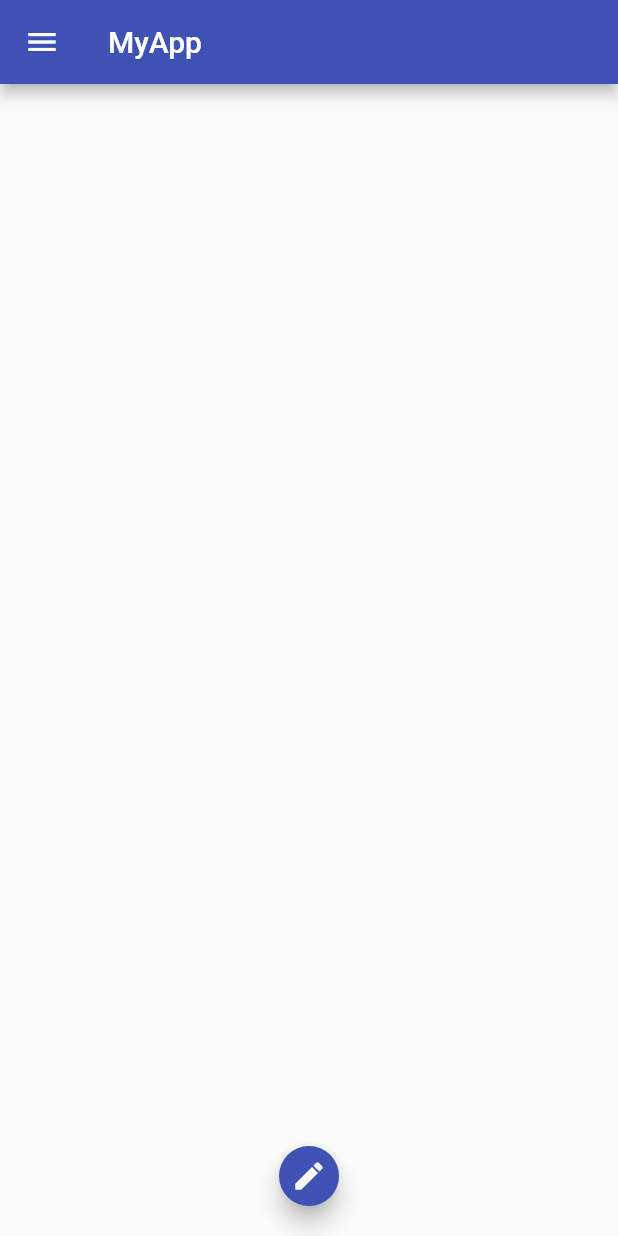
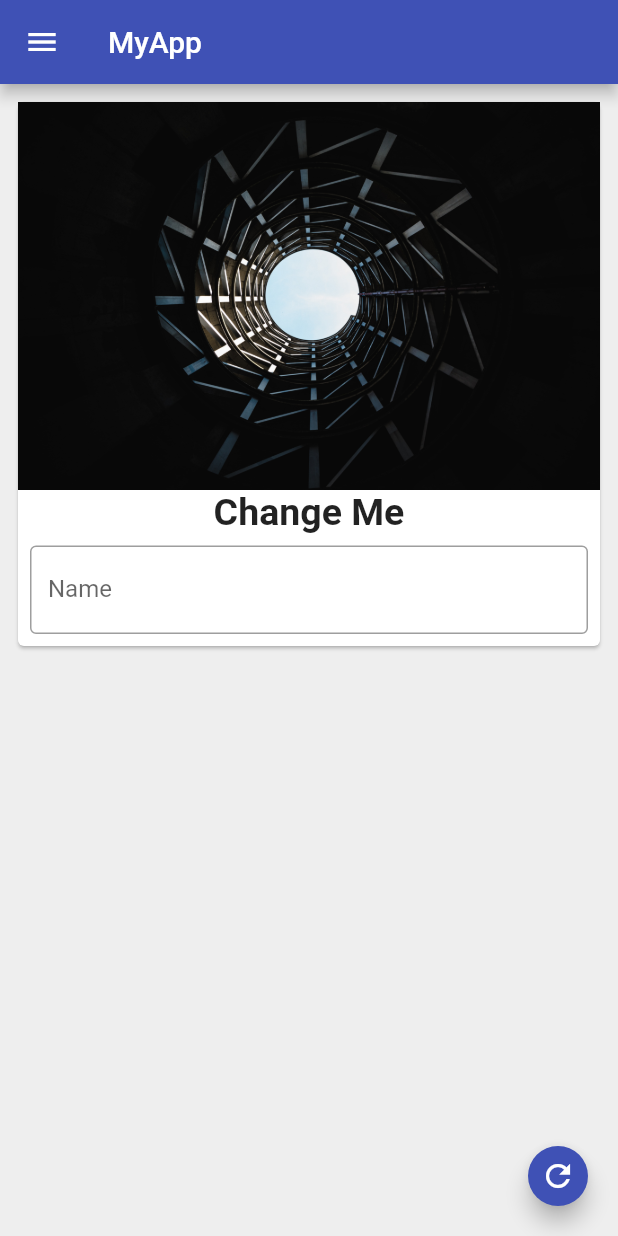
Before and after one commit to mukundkr14/first_app, a Flutter app: the screen it shows after launch, on a phone screen of 412 x 824 dp. Run offline on Flutter 3.47's test engine with Material 2 defaults, Android fonts, the phone set to English and light mode, and no system bars.

```diff
--- a/lib/main.dart
+++ b/lib/main.dart
@@ -10,14 +10,61 @@ void main() {
   );
 }
 
-class HomePage extends StatelessWidget {
+class HomePage extends StatefulWidget {
+  @override
+  _HomePageState createState() => _HomePageState();
+}
+
+class _HomePageState extends State<HomePage> {
+  TextEditingController _nameController = TextEditingController();
+  var myText = "Change Me";
+
+  @override
+  void initState() {
+    // TODO: implement initState
+    super.initState();
+  }
+
   @override
   Widget build(BuildContext context) {
     return Scaffold(
+      backgroundColor: Colors.grey[200],
       appBar: AppBar(
         title: Text("MyApp"),
       ),
-      body: Container(),
+      body: Padding(
+        padding: const EdgeInsets.all(8.0),
+        child: SingleChildScrollView(
+          child: Card(
+            child: Column(
+              children: <Widget>[
+                Image.asset(
+                  "assets/bg.jpg",
+                  fit: BoxFit.cover,
+                  // width: 200,
+                  // height: 200,
+                ),
+                Text(
+                  myText,
+                  style: TextStyle(fontSize: 25, fontWeight: FontWeight.bold),
+                ),
+                Padding(
+                  padding: const EdgeInsets.all(8.0),
+                  child: TextField(
+                    controller: _nameController,
+                    keyboardType: TextInputType.text,
+                    // obscureText: true,
+                    decoration: InputDecoration(
+                        border: OutlineInputBorder(),
+                        hintText: "Enter something here",
+                        labelText: "Name"),
+                  ),
+                )
+              ],
+            ),
+          ),
+        ),
+      ),
       drawer: Drawer(
         child: ListView(
           padding: EdgeInsets.zero,
@@ -56,10 +103,13 @@ class HomePage extends StatelessWidget {
           ],
         ),
       ),
-      floatingActionButtonLocation: FloatingActionButtonLocation.centerFloat,
+      floatingActionButtonLocation: FloatingActionButtonLocation.endFloat,
       floatingActionButton: FloatingActionButton(
-        onPressed: () {},
-        child: Icon(Icons.edit),
+        onPressed: () {
+          myText = _nameController.text;
+          setState(() {});
+        },
+        child: Icon(Icons.refresh),
         mini: true,
       ),
     );
--- a/pubspec.yaml
+++ b/pubspec.yaml
@@ -45,8 +45,8 @@ flutter:
   uses-material-design: true
 
   # To add assets to your application, add an assets section, like this:
-  # assets:
-  #   - images/a_dot_burr.jpeg
+  assets:
+    - assets/
   #   - images/a_dot_ham.jpeg
 
   # An image asset can refer to one or more resolution-specific "variants", see
```
Also changed, not shown: assets/bg.jpg (added), assets/profile.jpeg (added).
